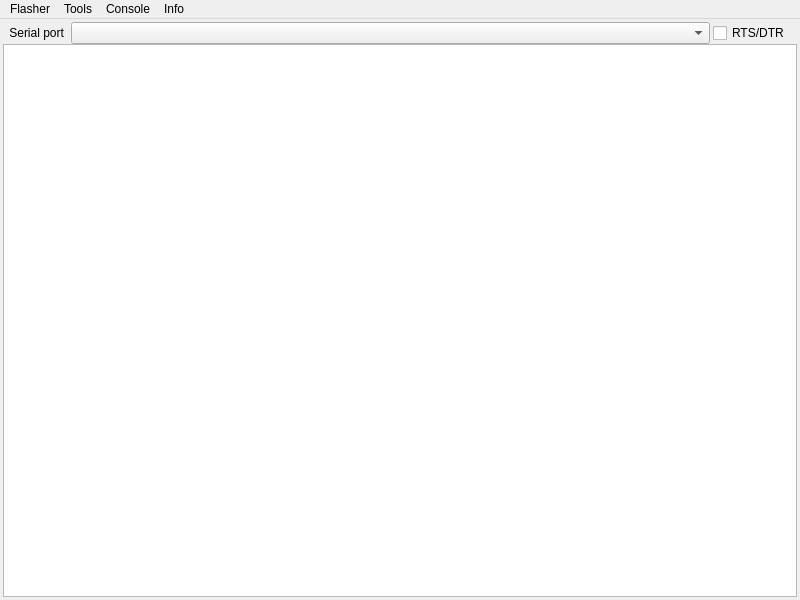
This is tools/camflasher/camflasher.ui in remibert/pycameresp as Qt 5 draws it before an edit. The edited form follows.
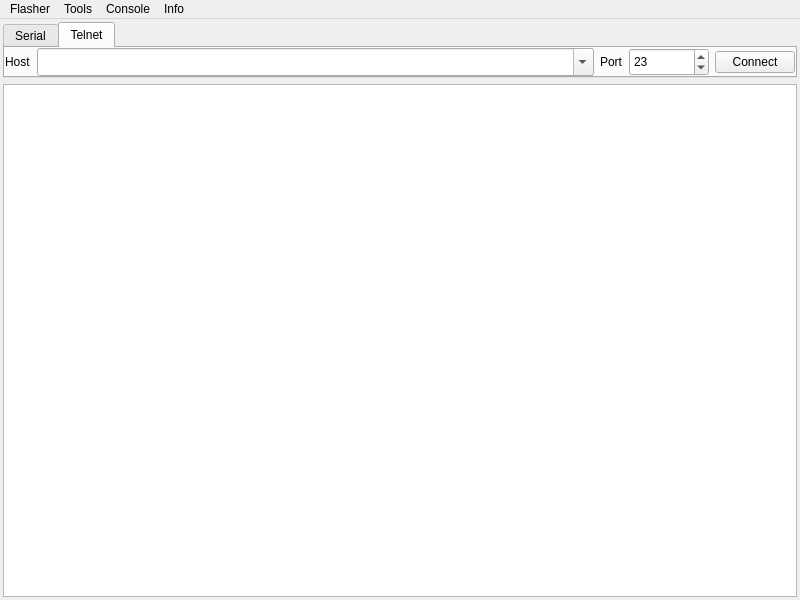
This is the edited form. Icons and pictures are not drawn.

Commit message: Added support for connection via telnet

The edit to the form file:
```diff
--- a/tools/camflasher/camflasher.ui
+++ b/tools/camflasher/camflasher.ui
@@ -18,7 +18,7 @@
     <normaloff>icons/camflasher.ico</normaloff>icons/camflasher.ico</iconset>
   </property>
   <widget class="QWidget" name="main_layout">
-   <layout class="QGridLayout" name="gridLayout">
+   <layout class="QGridLayout" name="gridLayout_2">
     <property name="leftMargin">
      <number>3</number>
     </property>
@@ -31,75 +31,238 @@
     <property name="bottomMargin">
      <number>3</number>
     </property>
-    <property name="spacing">
-     <number>0</number>
-    </property>
     <item row="0" column="0">
-     <layout class="QHBoxLayout" name="horizontalLayout" stretch="0,0,0">
-      <property name="spacing">
-       <number>3</number>
+     <widget class="QTabWidget" name="tabs_link">
+      <property name="sizePolicy">
+       <sizepolicy hsizetype="Minimum" vsizetype="Fixed">
+        <horstretch>0</horstretch>
+        <verstretch>0</verstretch>
+       </sizepolicy>
       </property>
-      <property name="sizeConstraint">
-       <enum>QLayout::SetDefaultConstraint</enum>
+      <property name="focusPolicy">
+       <enum>Qt::ClickFocus</enum>
       </property>
-      <property name="leftMargin">
-       <number>3</number>
+      <property name="tabPosition">
+       <enum>QTabWidget::North</enum>
       </property>
-      <property name="rightMargin">
-       <number>3</number>
+      <property name="tabShape">
+       <enum>QTabWidget::Rounded</enum>
       </property>
-      <property name="bottomMargin">
-       <number>0</number>
+      <property name="currentIndex">
+       <number>1</number>
       </property>
-      <item>
-       <widget class="QLabel" name="label_port">
-        <property name="sizePolicy">
-         <sizepolicy hsizetype="Fixed" vsizetype="Preferred">
-          <horstretch>0</horstretch>
-          <verstretch>0</verstretch>
-         </sizepolicy>
+      <property name="usesScrollButtons">
+       <bool>false</bool>
+      </property>
+      <property name="tabBarAutoHide">
+       <bool>false</bool>
+      </property>
+      <widget class="QWidget" name="tab_serial">
+       <property name="sizePolicy">
+        <sizepolicy hsizetype="Minimum" vsizetype="Minimum">
+         <horstretch>0</horstretch>
+         <verstretch>0</verstretch>
+        </sizepolicy>
+       </property>
+       <attribute name="title">
+        <string>Serial</string>
+       </attribute>
+       <layout class="QGridLayout" name="gridLayout">
+        <property name="leftMargin">
+         <number>0</number>
         </property>
-        <property name="text">
-         <string> Serial port </string>
+        <property name="topMargin">
+         <number>0</number>
         </property>
-       </widget>
-      </item>
-      <item>
-       <widget class="QComboBox" name="combo_port">
-        <property name="enabled">
-         <bool>true</bool>
+        <property name="rightMargin">
+         <number>0</number>
         </property>
-        <property name="focusPolicy">
-         <enum>Qt::NoFocus</enum>
+        <property name="bottomMargin">
+         <number>0</number>
         </property>
-        <property name="toolTip">
-         <string>Select device serial port</string>
+        <property name="spacing">
+         <number>0</number>
         </property>
-       </widget>
-      </item>
-      <item>
-       <widget class="QCheckBox" name="chk_rts_dtr">
-        <property name="sizePolicy">
-         <sizepolicy hsizetype="Maximum" vsizetype="Fixed">
-          <horstretch>0</horstretch>
-          <verstretch>0</verstretch>
-         </sizepolicy>
+        <item row="0" column="0">
+         <widget class="QLabel" name="label_serial_port">
+          <property name="sizePolicy">
+           <sizepolicy hsizetype="Fixed" vsizetype="Fixed">
+            <horstretch>0</horstretch>
+            <verstretch>0</verstretch>
+           </sizepolicy>
+          </property>
+          <property name="text">
+           <string> Port </string>
+          </property>
+         </widget>
+        </item>
+        <item row="0" column="1">
+         <widget class="QComboBox" name="combo_port">
+          <property name="enabled">
+           <bool>true</bool>
+          </property>
+          <property name="minimumSize">
+           <size>
+            <width>0</width>
+            <height>26</height>
+           </size>
+          </property>
+          <property name="focusPolicy">
+           <enum>Qt::NoFocus</enum>
+          </property>
+          <property name="toolTip">
+           <string>Select device serial port</string>
+          </property>
+         </widget>
+        </item>
+        <item row="0" column="2">
+         <widget class="QCheckBox" name="chk_rts_dtr">
+          <property name="sizePolicy">
+           <sizepolicy hsizetype="Maximum" vsizetype="Fixed">
+            <horstretch>0</horstretch>
+            <verstretch>0</verstretch>
+           </sizepolicy>
+          </property>
+          <property name="focusPolicy">
+           <enum>Qt::NoFocus</enum>
+          </property>
+          <property name="text">
+           <string>RTS/DTR </string>
+          </property>
+         </widget>
+        </item>
+       </layout>
+      </widget>
+      <widget class="QWidget" name="tab_telnet">
+       <property name="sizePolicy">
+        <sizepolicy hsizetype="Minimum" vsizetype="Fixed">
+         <horstretch>0</horstretch>
+         <verstretch>0</verstretch>
+        </sizepolicy>
+       </property>
+       <attribute name="title">
+        <string>Telnet</string>
+       </attribute>
+       <layout class="QGridLayout" name="gridLayout_3">
+        <property name="leftMargin">
+         <number>0</number>
         </property>
-        <property name="focusPolicy">
-         <enum>Qt::NoFocus</enum>
+        <property name="topMargin">
+         <number>0</number>
         </property>
-        <property name="text">
-         <string>RTS/DTR </string>
+        <property name="rightMargin">
+         <number>0</number>
         </property>
-       </widget>
-      </item>
-     </layout>
+        <property name="bottomMargin">
+         <number>0</number>
+        </property>
+        <item row="0" column="0">
+         <widget class="QLabel" name="label_telnet_host">
+          <property name="sizePolicy">
+           <sizepolicy hsizetype="Fixed" vsizetype="MinimumExpanding">
+            <horstretch>0</horstretch>
+            <verstretch>0</verstretch>
+           </sizepolicy>
+          </property>
+          <property name="text">
+           <string>Host</string>
+          </property>
+         </widget>
+        </item>
+        <item row="0" column="1">
+         <widget class="QComboBox" name="combo_telnet_host">
+          <property name="sizePolicy">
+           <sizepolicy hsizetype="Minimum" vsizetype="MinimumExpanding">
+            <horstretch>0</horstretch>
+            <verstretch>0</verstretch>
+           </sizepolicy>
+          </property>
+          <property name="focusPolicy">
+           <enum>Qt::NoFocus</enum>
+          </property>
+          <property name="editable">
+           <bool>true</bool>
+          </property>
+         </widget>
+        </item>
+        <item row="0" column="2">
+         <widget class="QLabel" name="label_telnet_port">
+          <property name="sizePolicy">
+           <sizepolicy hsizetype="Fixed" vsizetype="MinimumExpanding">
+            <horstretch>0</horstretch>
+            <verstretch>0</verstretch>
+           </sizepolicy>
+          </property>
+          <property name="minimumSize">
+           <size>
+            <width>0</width>
+            <height>26</height>
+           </size>
+          </property>
+          <property name="text">
+           <string>Port</string>
+          </property>
+         </widget>
+        </item>
+        <item row="0" column="3">
+         <widget class="QSpinBox" name="edit_telnet_port">
+          <property name="sizePolicy">
+           <sizepolicy hsizetype="Fixed" vsizetype="MinimumExpanding">
+            <horstretch>0</horstretch>
+            <verstretch>0</verstretch>
+           </sizepolicy>
+          </property>
+          <property name="minimumSize">
+           <size>
+            <width>80</width>
+            <height>0</height>
+           </size>
+          </property>
+          <property name="focusPolicy">
+           <enum>Qt::NoFocus</enum>
+          </property>
+          <property name="minimum">
+           <number>10</number>
+          </property>
+          <property name="maximum">
+           <number>65535</number>
+          </property>
+          <property name="value">
+           <number>23</number>
+          </property>
+         </widget>
+        </item>
+        <item row="0" column="4">
+         <widget class="QPushButton" name="button_telnet_connect">
+          <property name="sizePolicy">
+           <sizepolicy hsizetype="Fixed" vsizetype="Fixed">
+            <horstretch>0</horstretch>
+            <verstretch>0</verstretch>
+           </sizepolicy>
+          </property>
+          <property name="focusPolicy">
+           <enum>Qt::NoFocus</enum>
+          </property>
+          <property name="text">
+           <string>Connect</string>
+          </property>
+         </widget>
+        </item>
+       </layout>
+      </widget>
+     </widget>
     </item>
     <item row="1" column="0">
      <widget class="QTextBrowser" name="output">
       <property name="enabled">
        <bool>true</bool>
       </property>
+      <property name="sizePolicy">
+       <sizepolicy hsizetype="Minimum" vsizetype="Minimum">
+        <horstretch>0</horstretch>
+        <verstretch>0</verstretch>
+       </sizepolicy>
+      </property>
       <property name="font">
        <font>
         <family>Courier</family>
@@ -108,6 +271,24 @@
       <property name="cursor" stdset="0">
        <cursorShape>ArrowCursor</cursorShape>
       </property>
+      <property name="focusPolicy">
+       <enum>Qt::ClickFocus</enum>
+      </property>
+      <property name="frameShape">
+       <enum>QFrame::StyledPanel</enum>
+      </property>
+      <property name="frameShadow">
+       <enum>QFrame::Sunken</enum>
+      </property>
+      <property name="lineWidth">
+       <number>0</number>
+      </property>
+      <property name="verticalScrollBarPolicy">
+       <enum>Qt::ScrollBarAlwaysOff</enum>
+      </property>
+      <property name="horizontalScrollBarPolicy">
+       <enum>Qt::ScrollBarAlwaysOff</enum>
+      </property>
       <property name="readOnly">
        <bool>false</bool>
       </property>
```
The commit also changes 9 other files.
